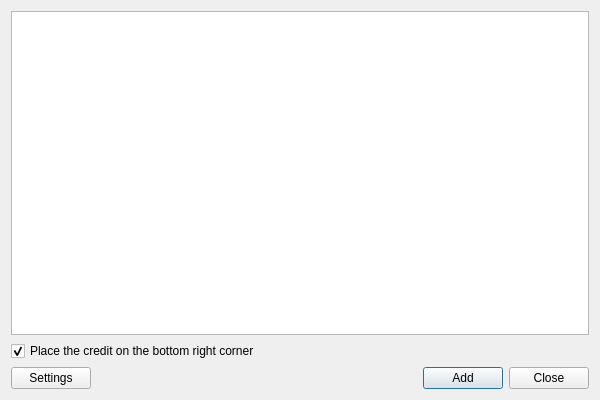
Old version of the form addlayerdialog.ui in the repository minorua/TileLayerPlugin.
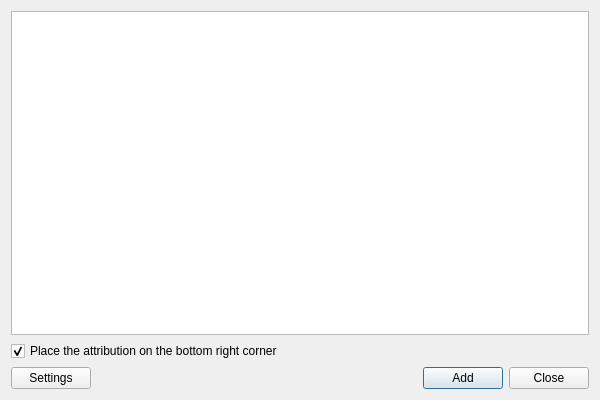
New version of the form.

Commit message: replace credit with attribution

```diff
--- a/addlayerdialog.ui
+++ b/addlayerdialog.ui
@@ -32,7 +32,7 @@
         <bool>true</bool>
        </property>
        <property name="text">
-        <string>Place the credit on the bottom right corner</string>
+        <string>Place the attribution on the bottom right corner</string>
        </property>
        <property name="checked">
         <bool>true</bool>
```
Left out of the diff: 2 changed lines with no effect on the pictures. The commit also changes 9 other files.
